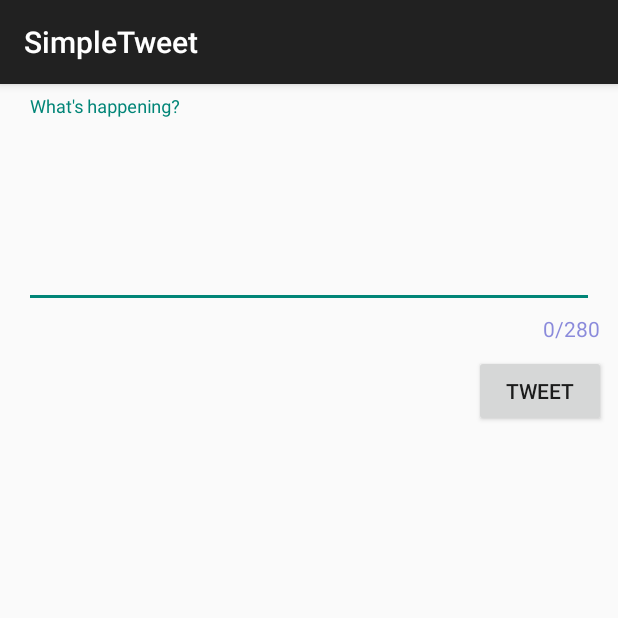
After one commit to greg-healy/SimpleTwitter, an Android app: the ComposeActivity screen opened directly, with no data from a screen before it, on a phone screen of 412 x 824 dp, the top half of it. The commit adds this screen. Run offline under Robolectric (Android 15) with nearby library versions, the phone set to English and light mode, and no system bars; our stand-ins replace Room's generated code; libraries missing offline, so code that uses them is left out: com.codepath.asynchttpclient, com.facebook.stetho, org.parceler; 1 statement that could not run was skipped.

Commit message:
Added functionality to compose a tweet

```diff
--- a/app/build.gradle
+++ b/app/build.gradle
@@ -45,10 +45,14 @@ dependencies {
     implementation 'com.github.bumptech.glide:glide:4.11.0'
     implementation 'androidx.constraintlayout:constraintlayout:2.0.4'
     implementation 'androidx.recyclerview:recyclerview:1.1.0'
+    implementation 'com.google.android.material:material:1.3.0'
     // Room for simple persistence with an ORM
     def room_version = "2.2.6"
     implementation "androidx.room:room-runtime:$room_version"
     annotationProcessor "androidx.room:room-compiler:$room_version"
     implementation 'com.facebook.stetho:stetho:1.5.1'
     implementation 'androidx.swiperefreshlayout:swiperefreshlayout:1.1.0'
+    //Parceler
+    implementation 'org.parceler:parceler-api:1.1.12'
+    annotationProcessor 'org.parceler:parceler:1.1.12'
 }
--- a/app/src/main/AndroidManifest.xml
+++ b/app/src/main/AndroidManifest.xml
@@ -13,7 +13,8 @@
         android:icon="@drawable/ic_launcher"
         android:label="@string/app_name"
         android:theme="@style/AppTheme">
-        <activity android:name=".TimelineActivity"></activity>
+        <activity android:name=".ComposeActivity"></activity>
+        <activity android:name=".TimelineActivity" />
         <activity
             android:name=".LoginActivity"
             android:label="@string/app_name"
--- /dev/null
+++ b/app/src/main/java/com/codepath/apps/restclienttemplate/ComposeActivity.java
@@ -0,0 +1,77 @@
+package com.codepath.apps.restclienttemplate;
+
+import android.content.Intent;
+import android.os.Bundle;
+import android.util.Log;
+import android.view.View;
+import android.widget.Button;
+import android.widget.EditText;
+import android.widget.Toast;
+
+import androidx.appcompat.app.AppCompatActivity;
+
+import com.codepath.apps.restclienttemplate.models.Tweet;
+import com.codepath.asynchttpclient.callback.JsonHttpResponseHandler;
+
+import org.json.JSONException;
+import org.parceler.Parcels;
+
+import okhttp3.Headers;
+
+public class ComposeActivity extends AppCompatActivity {
+    public static final int MAX_TWEET_LENGTH = 280;
+    public static final String TAG = "ComposeActivity";
+
+    EditText etCompose;
+    Button btnTweet;
+
+    TwitterClient client;
+
+    @Override
+    protected void onCreate(Bundle savedInstanceState) {
+        super.onCreate(savedInstanceState);
+        setContentView(R.layout.activity_compose);
+
+        client = TwitterApp.getRestClient(this);
+        etCompose = findViewById(R.id.etCompose);
+        btnTweet = findViewById(R.id.tweet);
+
+        // Set click listener on button
+        btnTweet.setOnClickListener(new View.OnClickListener() {
+            @Override
+            public void onClick(View v) {
+                // Make API call
+                final String tweetContent = etCompose.getText().toString();
+                if (tweetContent.isEmpty()) {
+                    Toast.makeText(ComposeActivity.this, "Sorry your tweet cannot be empty", Toast.LENGTH_SHORT).show();
+                    return;
+                }
+                if (tweetContent.length() > MAX_TWEET_LENGTH) {
+                    Toast.makeText(ComposeActivity.this, "Sorry, your tweet is too long", Toast.LENGTH_SHORT).show();
+                    return;
+                }
+                client.publishTweet(tweetContent, new JsonHttpResponseHandler() {
+                    @Override
+                    public void onSuccess(int statusCode, Headers headers, JSON json) {
+                        Log.i(TAG, "onsuccess to publish tweet");
+                        try {
+                            Tweet tweet = Tweet.fromJson(json.jsonObject);
+                            Log.i(TAG, "Published tweet says" + tweet.body);
+                            Intent intent = new Intent();
+                            intent.putExtra("tweet", Parcels.wrap(tweet));
+                            setResult(RESULT_OK, intent);
+                            finish();
+                        } catch (JSONException e) {
+                            e.printStackTrace();
+                        }
+                    }
+
+                    @Override
+                    public void onFailure(int statusCode, Headers headers, String response, Throwable throwable) {
+                        Log.e(TAG, "onFailure to publish tweet", throwable);
+                    }
+                });
+            }
+        });
+    }
+}
--- a/app/src/main/java/com/codepath/apps/restclienttemplate/models/Tweet.java
+++ b/app/src/main/java/com/codepath/apps/restclienttemplate/models/Tweet.java
@@ -3,14 +3,19 @@ package com.codepath.apps.restclienttemplate.models;
 import org.json.JSONArray;
 import org.json.JSONException;
 import org.json.JSONObject;
+import org.parceler.Parcel;
 
 import java.util.ArrayList;
 import java.util.List;
 
+@Parcel
 public class Tweet {
     public String body;
     public String createdAt;
     public User user;
+
+    // Empty constructor for Parceler
+    public Tweet() {}
 
     public static Tweet fromJson(JSONObject jsonObject) throws JSONException {
         Tweet tweet = new Tweet();
--- a/app/src/main/java/com/codepath/apps/restclienttemplate/models/User.java
+++ b/app/src/main/java/com/codepath/apps/restclienttemplate/models/User.java
@@ -2,11 +2,15 @@ package com.codepath.apps.restclienttemplate.models;
 
 import org.json.JSONException;
 import org.json.JSONObject;
+import org.parceler.Parcel;
 
+@Parcel
 public class User {
     public String name;
     public String screenName;
     public String profileImageUrl;
+
+    public User() {}
 
     public static User fromJson(JSONObject jsonObject) throws JSONException {
         User user = new User();
--- /dev/null
+++ b/app/src/main/res/layout/activity_compose.xml
@@ -0,0 +1,48 @@
+<?xml version="1.0" encoding="utf-8"?>
+<androidx.constraintlayout.widget.ConstraintLayout xmlns:android="http://schemas.android.com/apk/res/android"
+    xmlns:app="http://schemas.android.com/apk/res-auto"
+    xmlns:tools="http://schemas.android.com/tools"
+    android:layout_width="match_parent"
+    android:layout_height="match_parent"
+    tools:context=".ComposeActivity">
+
+    <com.google.android.material.textfield.TextInputLayout
+        android:id="@+id/textInputLayout"
+        android:layout_width="match_parent"
+        android:layout_height="wrap_content"
+        android:layout_marginStart="8dp"
+        android:layout_marginTop="8dp"
+        android:layout_marginEnd="8dp"
+        app:layout_constraintEnd_toEndOf="parent"
+        app:layout_constraintStart_toStartOf="parent"
+        app:layout_constraintTop_toTopOf="parent"
+        app:counterEnabled="true"
+        app:counterMaxLength="280"
+        app:counterTextAppearance="@style/counterText"
+        app:counterOverflowTextAppearance="@style/counterOverride">
+
+        <EditText
+            android:id="@+id/etCompose"
+            android:layout_width="match_parent"
+            android:layout_height="wrap_content"
+            android:layout_marginStart="8dp"
+            android:layout_marginTop="8dp"
+            android:layout_marginEnd="8dp"
+            android:autofillHints=""
+            android:ems="10"
+            android:gravity="start|top"
+            android:hint="@string/what_s_happening"
+            android:inputType="textMultiLine"
+            android:minLines="5" />
+    </com.google.android.material.textfield.TextInputLayout>
+
+    <Button
+        android:id="@+id/tweet"
+        android:layout_width="wrap_content"
+        android:layout_height="wrap_content"
+        android:layout_marginTop="8dp"
+        android:layout_marginEnd="8dp"
+        android:text="@string/tweet"
+        app:layout_constraintEnd_toEndOf="parent"
+        app:layout_constraintTop_toBottomOf="@+id/textInputLayout" />
+</androidx.constraintlayout.widget.ConstraintLayout>
--- a/app/src/main/res/values/strings.xml
+++ b/app/src/main/res/values/strings.xml
@@ -5,5 +5,7 @@
     <string name="login_label">Log in</string>
     <string name="intent_scheme">oauth</string>
     <string name="intent_host">cprest</string>
+    <string name="tweet">Tweet</string>
+    <string name="what_s_happening">What\'s happening?</string>
 
 </resources>
--- a/app/src/main/res/values/styles.xml
+++ b/app/src/main/res/values/styles.xml
@@ -13,4 +13,12 @@
         <!-- All customizations that are NOT specific to a particular API-level can go here. -->
     </style>
 
+    <style name="counterText">
+        <item name="android:textColor">#aa5353cc</item>
+    </style>
+
+    <style name="counterOverride">
+        <item name="android:textColor">#ff0000</item>
+    </style>
+
 </resources>
```
Also changed, not shown: app/src/main/java/com/codepath/apps/restclienttemplate/TimelineActivity.java (+40 -0 lines), app/src/main/java/com/codepath/apps/restclienttemplate/TwitterClient.java (+8 -0 lines), app/src/main/res/menu/menu_main.xml (added, +9 -0 lines), 2 other files.
